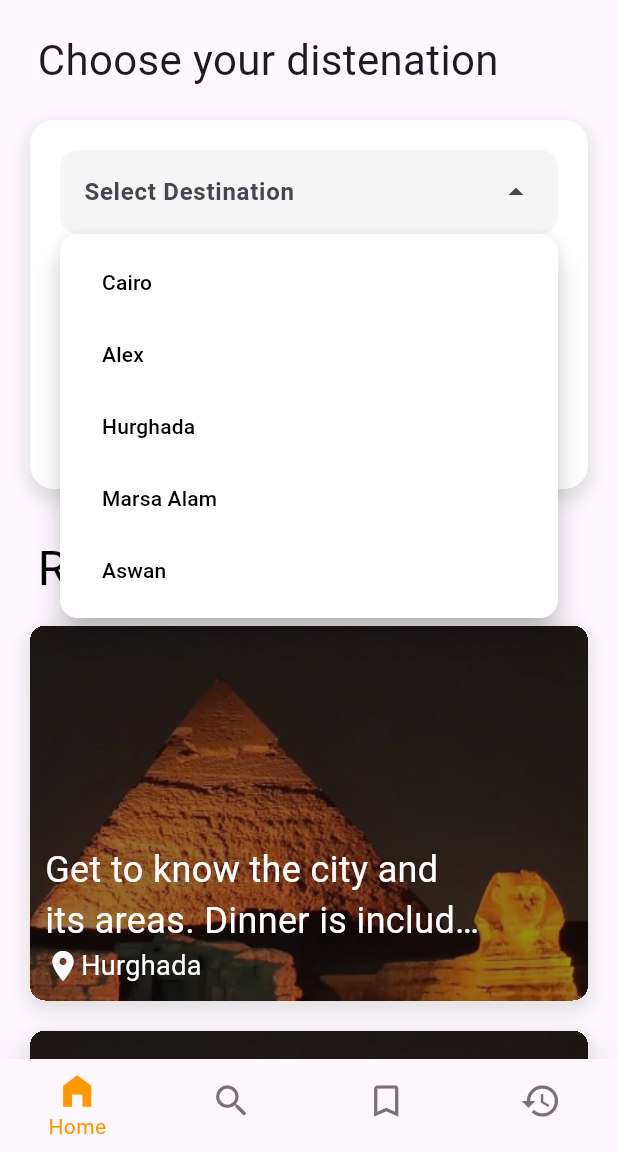
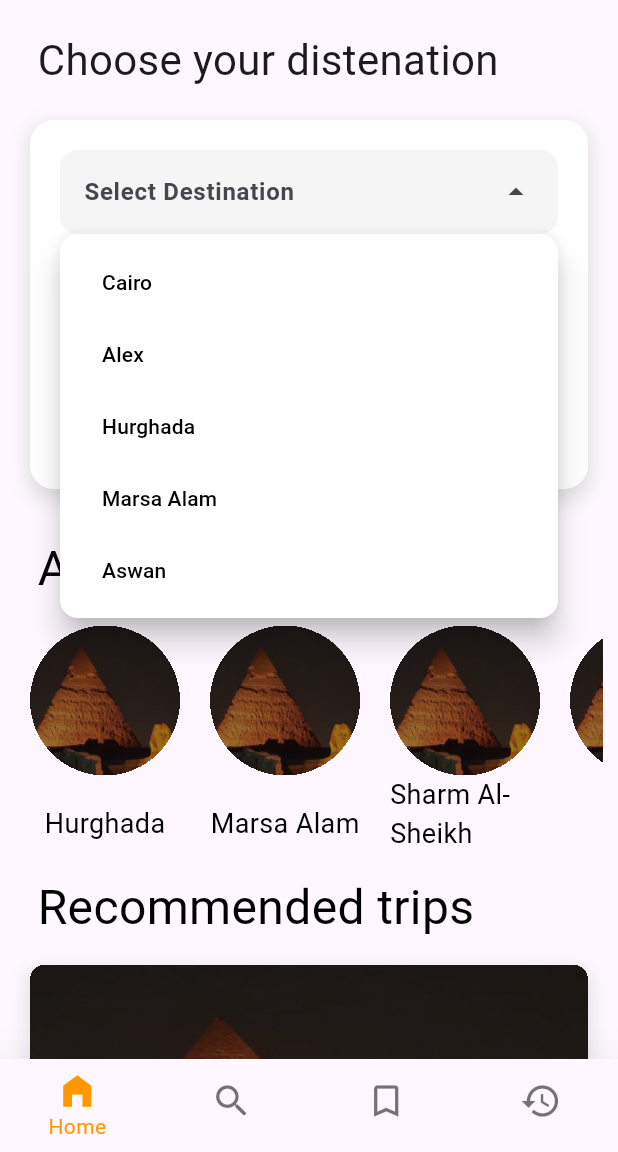
Before and after one commit to HamzaElshennawy/your_global_trip, a Flutter app: the screen it shows after launch, after a tap on "Cairo", on a phone screen of 412 x 824 dp, the part 84-1236 px from its top. Run offline on Flutter 3.47's test engine with Material 3 defaults, Android fonts, the light colour scheme and no system bars.

Commit message:
add CityCard component and integrate it into the home page for displaying available destinations

```diff
--- a/lib/pages/home_page.dart
+++ b/lib/pages/home_page.dart
@@ -1,5 +1,6 @@
 import 'package:flutter/material.dart';
 import 'package:your_global_trip/pages/destination_page.dart';
+import 'package:your_global_trip/tiles/city_card.dart';
 import 'package:your_global_trip/tiles/custom_appbar.dart';
 import 'package:your_global_trip/tiles/search_tile.dart';
 import 'package:your_global_trip/tiles/location_card.dart'; // Import the new component
@@ -63,6 +64,39 @@ class HomePage extends StatelessWidget {
               Container(
                 margin: EdgeInsets.only(top: 10, left: 15, bottom: 5),
                 child: Text(
+                  "Available Destinations",
+                  style: TextStyle(fontSize: 32, color: Colors.black),
+                ),
+              ),
+              Center(
+                child: SizedBox(
+                  height: 165,
+                  child: ListView.builder(
+                    scrollDirection: Axis.horizontal,
+                    shrinkWrap: true,
+                    itemCount: locations.length,
+                    itemBuilder: (context, index) {
+                      return CityCard(
+                        locationName: locations[index][0],
+                        locationImageUrl: locations[index][1],
+                        onTap: () => {
+                          Navigator.push(
+                            context,
+                            MaterialPageRoute(
+                              builder: (context) => DestinationPage(
+                                destinationIndex: index,
+                              ),
+                            ),
+                          )
+                        },
+                      );
+                    },
+                  ),
+                ),
+              ),
+              Container(
+                margin: EdgeInsets.only(top: 10, left: 15, bottom: 5),
+                child: Text(
                   "Recommended trips",
                   style: TextStyle(fontSize: 32, color: Colors.black),
                 ),
--- /dev/null
+++ b/lib/tiles/city_card.dart
@@ -0,0 +1,54 @@
+import 'package:flutter/material.dart';
+
+class CityCard extends StatelessWidget {
+  final String locationName;
+  final String locationImageUrl;
+  final VoidCallback onTap;
+
+  const CityCard({
+    required this.locationName,
+    required this.locationImageUrl,
+    required this.onTap,
+    super.key,
+  });
+
+  @override
+  Widget build(BuildContext context) {
+    return GestureDetector(
+      onTap: onTap,
+      child: Container(
+        clipBehavior: Clip.hardEdge,
+        decoration: BoxDecoration(),
+        margin: EdgeInsets.symmetric(vertical: 10, horizontal: 10),
+        width: 100,
+        height: 100,
+        child: Column(
+          mainAxisAlignment: MainAxisAlignment.spaceBetween,
+          crossAxisAlignment: CrossAxisAlignment.center,
+          children: [
+            Container(
+              clipBehavior: Clip.hardEdge,
+              decoration: BoxDecoration(
+                borderRadius: BorderRadius.circular(100),
+              ),
+              child: Image.asset(
+                'assets/location.png',
+                height: 100,
+                fit: BoxFit.fill,
+              ),
+            ),
+            Center(
+              child: Text(
+                locationName,
+                style: TextStyle(
+                  fontSize: 18,
+                  color: Colors.black,
+                ),
+              ),
+            ),
+          ],
+        ),
+      ),
+    );
+  }
+}
```
